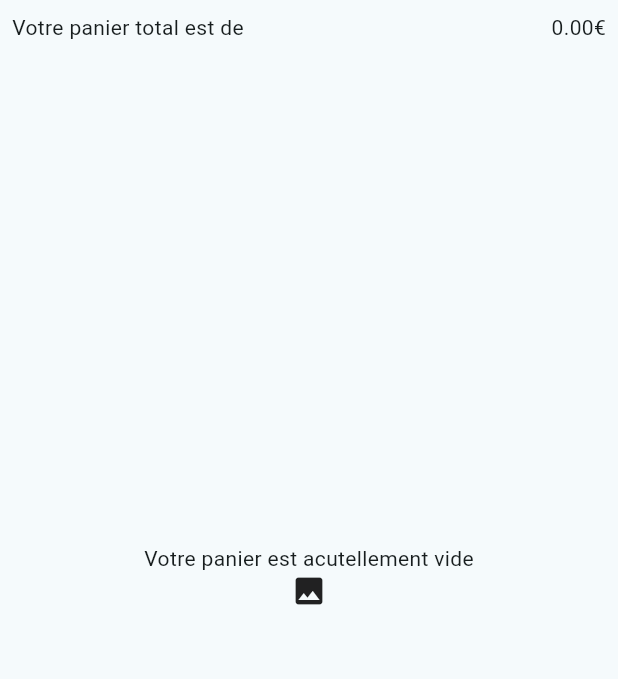
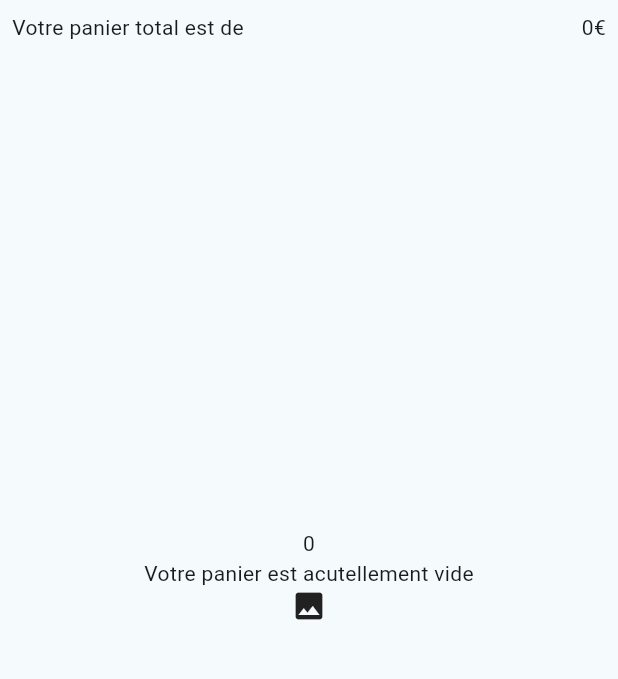
Before and after one commit to 0fc-tech/cesi_di2023, a Flutter app: the CartPage screen opened by its route, on a phone screen of 412 x 824 dp, the part 84-763 px from its top. Run offline on Flutter 3.47's test engine with Material 3 defaults, Android fonts, the phone set to English and light mode, and no system bars; our stand-ins replace go_router; network calls fail.

Commit message:
Cart Page

```diff
--- /dev/null
+++ b/lib/model/cart.dart
@@ -0,0 +1,20 @@
+import 'package:cesi_shop/model/product.dart';
+import 'package:flutter/foundation.dart';
+
+class Cart extends ChangeNotifier {
+  final List<Product> products = [];
+
+  void add(Product p) {
+    products.add(p);
+    notifyListeners();
+  }
+
+  void remove(Product p) {
+    products.remove(p);
+    notifyListeners();
+  }
+
+  int get qty => products.length;
+  num get totalPrice =>
+      products.fold(0, (prevPrice, product) => prevPrice + product.price);
+}
--- a/lib/page/cart_page.dart
+++ b/lib/page/cart_page.dart
@@ -1,4 +1,7 @@
 import 'package:flutter/material.dart';
+import 'package:provider/provider.dart';
+
+import '../model/cart.dart';
 
 class CartPage extends StatelessWidget {
   const CartPage({super.key});
@@ -10,8 +13,20 @@ class CartPage extends StatelessWidget {
         backgroundColor: Theme.of(context).colorScheme.inversePrimary,
         title: Text('Panier'),
       ),
-      body: Stack(children: [LineTotalPrice(), InfoEmptyCart()]),
+      body:
+          (context.watch<Cart>().qty > 0)
+              ? ListProductsCart()
+              : Stack(children: [LineTotalPrice(), InfoEmptyCart()]),
     );
+  }
+}
+
+class ListProductsCart extends StatelessWidget {
+  const ListProductsCart({super.key});
+
+  @override
+  Widget build(BuildContext context) {
+    return const Placeholder();
   }
 }
 
@@ -24,6 +39,7 @@ class InfoEmptyCart extends StatelessWidget {
       child: Column(
         mainAxisAlignment: MainAxisAlignment.center,
         children: [
+          Text(context.watch<Cart>().qty.toString()),
           Text("Votre panier est acutellement vide"),
           Icon(Icons.image),
         ],
@@ -41,7 +57,10 @@ class LineTotalPrice extends StatelessWidget {
       padding: const EdgeInsets.all(8.0),
       child: Row(
         mainAxisAlignment: MainAxisAlignment.spaceBetween,
-        children: [Text("Votre panier total est de "), Text("0.00€")],
+        children: [
+          Text("Votre panier total est de "),
+          Text("${context.watch<Cart>().totalPrice}€"),
+        ],
       ),
     );
   }
--- a/lib/page/detail_page.dart
+++ b/lib/page/detail_page.dart
@@ -1,6 +1,8 @@
 import 'package:flutter/material.dart';
 import 'package:go_router/go_router.dart';
+import 'package:provider/provider.dart';
 
+import '../model/cart.dart';
 import '../model/product.dart';
 
 class DetailPage extends StatelessWidget {
@@ -43,7 +45,9 @@ class DetailPage extends StatelessWidget {
             child: SizedBox(
               width: MediaQuery.of(context).size.width,
               child: FilledButton(
-                onPressed: () {},
+                onPressed: () {
+                  context.read<Cart>().add(product);
+                },
                 child: const Text('Ajouter au panier'),
               ),
             ),
--- a/lib/page/list_products_page.dart
+++ b/lib/page/list_products_page.dart
@@ -1,8 +1,10 @@
 import 'dart:convert';
 
+import 'package:cesi_shop/model/cart.dart';
 import 'package:flutter/material.dart';
 import 'package:go_router/go_router.dart';
 import 'package:http/http.dart';
+import 'package:provider/provider.dart';
 
 import '../model/product.dart';
 
@@ -63,7 +65,9 @@ class ListProductsPage extends StatelessWidget {
                       style: Theme.of(context).textTheme.titleMedium,
                     ),
                     trailing: TextButton(
-                      onPressed: () {},
+                      onPressed: () {
+                        context.read<Cart>().add(snapshot.data![index]);
+                      },
                       child: Text("Ajouter".toUpperCase()),
                     ),
                   ),
--- a/pubspec.yaml
+++ b/pubspec.yaml
@@ -36,6 +36,7 @@ dependencies:
   cupertino_icons: ^1.0.8
   go_router: ^14.7.2
   http: ^1.3.0
+  provider: ^6.1.2
 
 dev_dependencies:
   flutter_test:
```
Also changed, not shown: lib/main.dart (+8 -1 lines), pubspec.lock.
